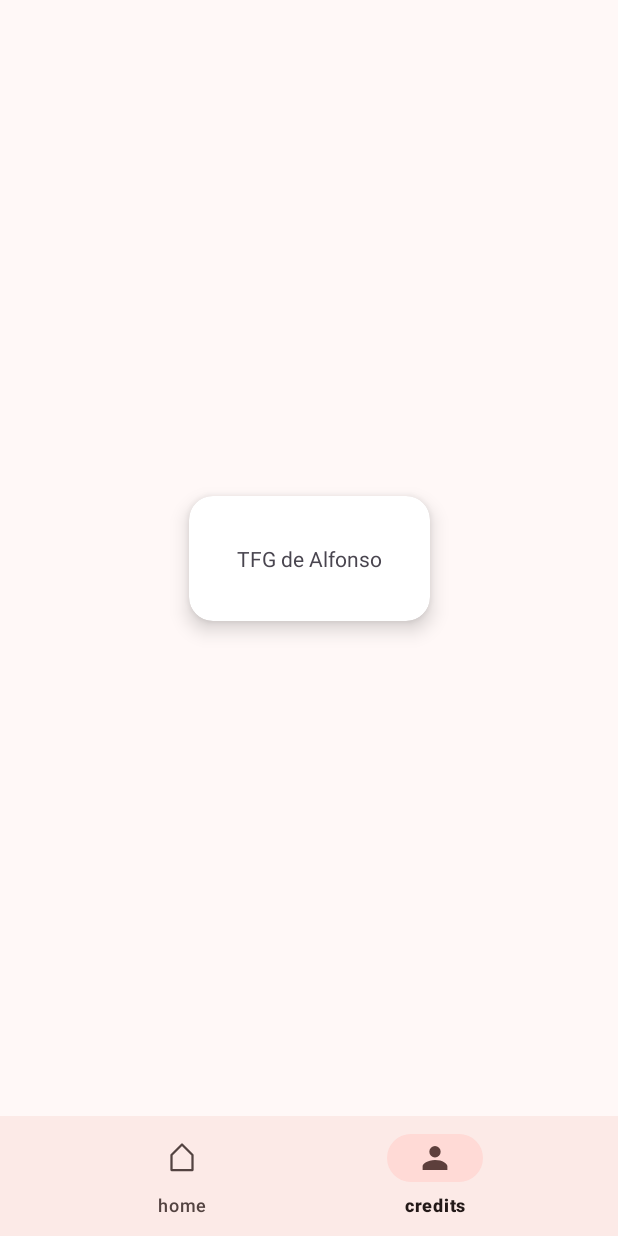
After one commit to alfsuace/SuperHeroesTFG, an Android app: the CreditsFragment screen opened through its navigation route, on a phone screen of 412 x 824 dp. The commit adds this screen. Run offline under Robolectric (Android 15) with nearby library versions, the phone set to English and light mode, and no system bars; our stand-ins replace navigation-ui; libraries missing offline, so code that uses them is left out: com.faltenreich.skeletonlayout; 4 statements that could not run were skipped.

Commit message:
Feature: Bugfix nav Implemented navigation in main activity

```diff
--- a/app/src/main/java/com/alfsuace/superheroestfg/MainActivity.kt
+++ b/app/src/main/java/com/alfsuace/superheroestfg/MainActivity.kt
@@ -1,14 +1,49 @@
 package com.alfsuace.superheroestfg
 
 import android.os.Bundle
-import androidx.activity.enableEdgeToEdge
 import androidx.appcompat.app.AppCompatActivity
-import androidx.core.view.ViewCompat
-import androidx.core.view.WindowInsetsCompat
+import androidx.navigation.NavController
+import androidx.navigation.fragment.NavHostFragment
+import androidx.navigation.ui.setupWithNavController
+import com.alfsuace.superheroestfg.app.extensions.hide
+import com.alfsuace.superheroestfg.app.extensions.visible
+import com.alfsuace.superheroestfg.databinding.ActivityMainBinding
 
 class MainActivity : AppCompatActivity() {
+
+    private var _binding: ActivityMainBinding? = null
+    private val binding get() = _binding!!
+
     override fun onCreate(savedInstanceState: Bundle?) {
         super.onCreate(savedInstanceState)
-        setContentView(R.layout.activity_main)
+        _binding = ActivityMainBinding.inflate(layoutInflater)
+        setContentView(binding.root)
+        setupNavigationBar()
     }
+
+    private fun setupNavigationBar() {
+        val navHostFragment =
+            supportFragmentManager.findFragmentById(R.id.nav_host_fragment) as NavHostFragment
+        val navController = navHostFragment.navController
+        binding.navBottomBar.setupWithNavController(navController)
+
+        onNavigateToFragment(navController)
+    }
+
+    private fun onNavigateToFragment(navController: NavController) {
+        val bottomNavBar = binding.navBottomBar
+
+        val hideOn = setOf(
+            R.id.superHeroDetailFragment,
+        )
+
+        navController.addOnDestinationChangedListener { _, destination, _ ->
+            if (destination.id in hideOn) {
+                bottomNavBar.hide()
+            } else {
+                bottomNavBar.visible()
+            }
+        }
+    }
+
 }
--- /dev/null
+++ b/app/src/main/java/com/alfsuace/superheroestfg/feature/credits/CreditsFragment.kt
@@ -0,0 +1,40 @@
+package com.alfsuace.superheroestfg.feature.credits
+
+import android.os.Bundle
+import android.view.LayoutInflater
+import android.view.View
+import android.view.ViewGroup
+import androidx.fragment.app.Fragment
+import com.alfsuace.superheroestfg.R
+import com.alfsuace.superheroestfg.databinding.FragmentCreditsBinding
+
+
+class CreditsFragment : Fragment() {
+
+
+    private var _binding: FragmentCreditsBinding? = null
+    private val binding get() = _binding!!
+
+    override fun onCreateView(
+        inflater: LayoutInflater,
+        container: ViewGroup?,
+        savedInstanceState: Bundle?
+    ): View {
+        _binding = FragmentCreditsBinding.inflate(inflater, container, false)
+        return binding.root
+    }
+
+    override fun onViewCreated(view: View, savedInstanceState: Bundle?) {
+        super.onViewCreated(view, savedInstanceState)
+        bindData()
+    }
+
+    private fun bindData() {
+        binding.centerCardText.text = requireContext().getString(R.string.credits_text)
+    }
+
+    override fun onDestroyView() {
+        super.onDestroyView()
+        _binding = null
+    }
+}
--- /dev/null
+++ b/app/src/main/res/drawable/ic_dev.xml
@@ -0,0 +1,9 @@
+<vector xmlns:android="http://schemas.android.com/apk/res/android"
+    android:width="800dp"
+    android:height="800dp"
+    android:viewportWidth="32"
+    android:viewportHeight="32">
+    <path
+        android:pathData="M16,15.503A5.041,5.041 0,1 0,16 5.42a5.041,5.041 0,0 0,0 10.083zM16,17.718c-6.703,0 -11,3.699 -11,5.5v3.363h22v-3.363c0,-2.178 -4.068,-5.5 -11,-5.5z"
+        android:fillColor="#000000" />
+</vector>
--- /dev/null
+++ b/app/src/main/res/layout/fragment_credits.xml
@@ -0,0 +1,28 @@
+<?xml version="1.0" encoding="utf-8"?>
+<androidx.constraintlayout.widget.ConstraintLayout xmlns:android="http://schemas.android.com/apk/res/android"
+    xmlns:app="http://schemas.android.com/apk/res-auto"
+    android:layout_width="match_parent"
+    android:layout_height="match_parent"
+    xmlns:tools="http://schemas.android.com/tools">
+
+    <androidx.cardview.widget.CardView
+        android:id="@+id/center_card"
+        android:layout_width="wrap_content"
+        android:layout_height="wrap_content"
+        android:layout_margin="@dimen/spacing_vertical_extra"
+        app:cardCornerRadius="@dimen/spacing_vertical"
+        app:cardElevation="@dimen/spacing_text"
+        app:layout_constraintTop_toTopOf="parent"
+        app:layout_constraintBottom_toBottomOf="parent"
+        app:layout_constraintStart_toStartOf="parent"
+        app:layout_constraintEnd_toEndOf="parent">
+
+        <TextView
+            android:id="@+id/center_card_text"
+            android:layout_width="wrap_content"
+            android:layout_height="wrap_content"
+            android:padding="@dimen/spacing_vertical_extra"
+            tools:text="Texto centrado" />
+    </androidx.cardview.widget.CardView>
+
+</androidx.constraintlayout.widget.ConstraintLayout>
--- a/app/src/main/res/menu/bottom_nav_bar.xml
+++ b/app/src/main/res/menu/bottom_nav_bar.xml
@@ -1,10 +1,13 @@
-<?xml version="1.0" encoding="utf-8"?>
 <menu xmlns:android="http://schemas.android.com/apk/res/android">
 
     <item
         android:id="@+id/superHeroesFragment"
-        android:enabled="true"
         android:icon="@drawable/ic_home"
         android:title="@string/menu_fragment_home" />
 
+    <item
+        android:id="@+id/creditFragment"
+        android:icon="@drawable/ic_dev"
+        android:title="@string/menu_fragment_credits" />
+
 </menu>
--- a/app/src/main/res/navigation/nav_graph.xml
+++ b/app/src/main/res/navigation/nav_graph.xml
@@ -24,4 +24,11 @@
             app:argType="string" />
     </fragment>
 
+    <fragment
+        android:id="@+id/creditFragment"
+        android:name="com.alfsuace.superheroestfg.feature.credits.CreditsFragment"
+        android:label="Test"
+        tools:layout="@layout/fragment_credits" />
+
+
 </navigation>
--- a/app/src/main/res/values/strings.xml
+++ b/app/src/main/res/values/strings.xml
@@ -2,6 +2,7 @@
     <string name="app_name">SuperheroesTFG</string>
 
     <string name="menu_fragment_home">home</string>
+    <string name="menu_fragment_credits">credits</string>
 
     <string name="super_heroes_name">Nombre super hereo</string>
 
@@ -41,5 +42,6 @@
     <string name="title_error_unknown">Error desconocido</string>
     <string name="description_error_unknown">Ha ocurrido un error inesperado. Por favor, intenta de nuevo o contacta con soporte.</string>
 
-
+    <!-- Strings for Credits -->
+    <string name="credits_text">TFG de Alfonso</string>
 </resources>
```
